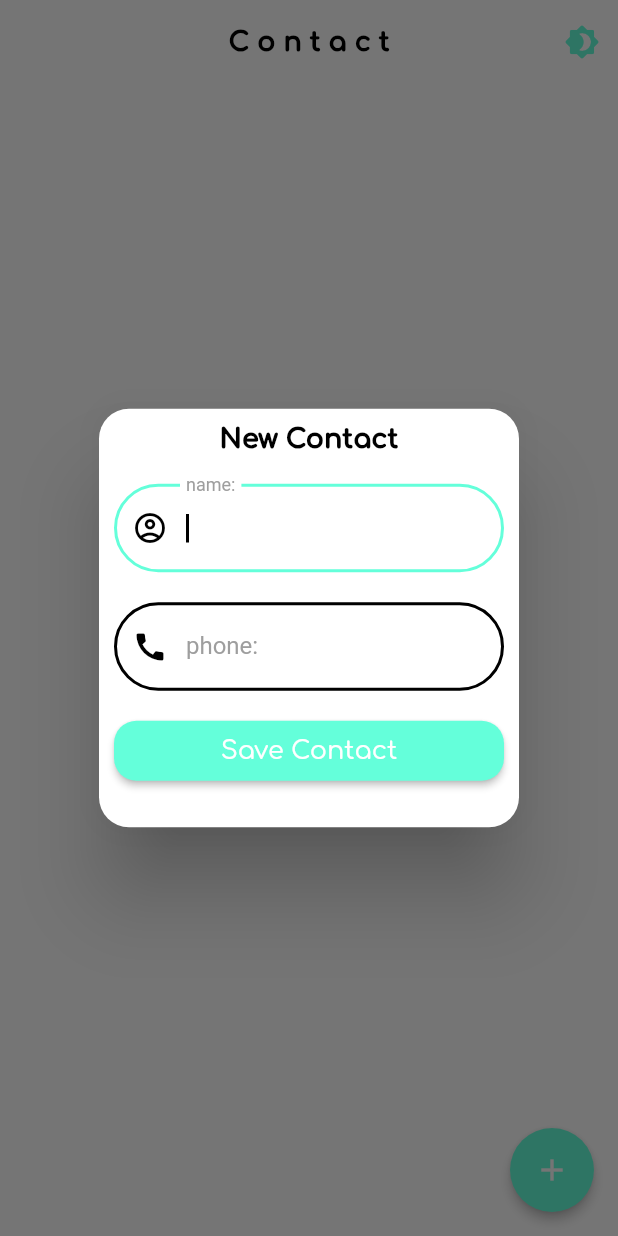
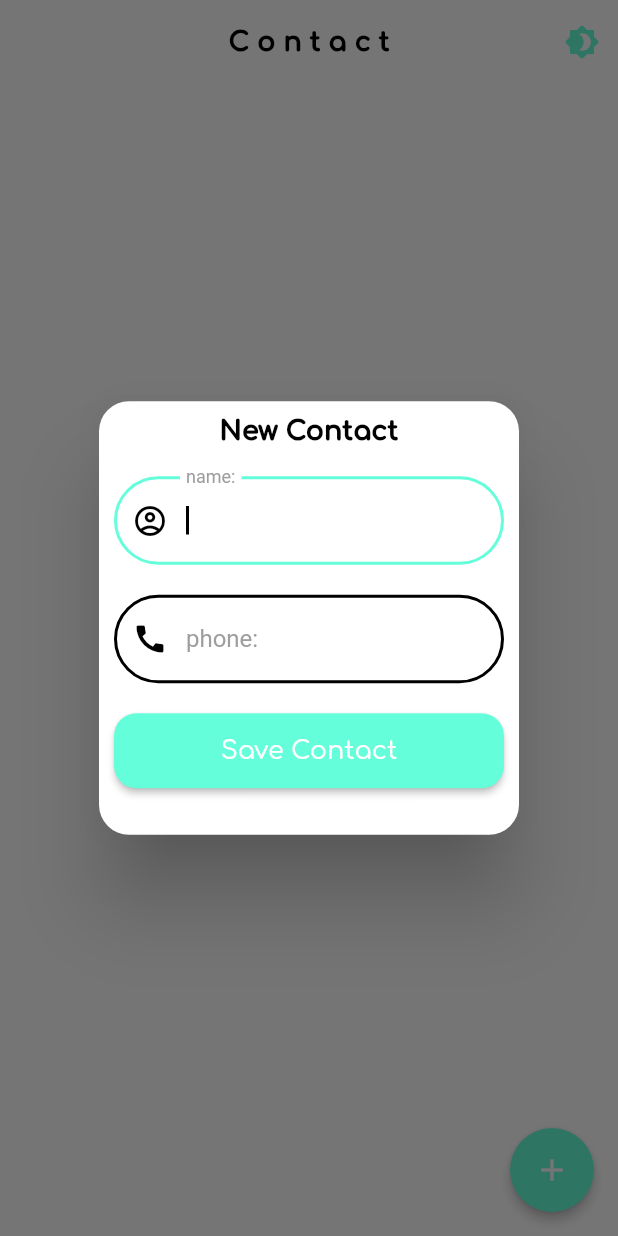
Before and after one commit to seniorman-dev/contacts_app, a Flutter app: the screen it shows after launch, after a tap on the "add" icon, on a phone screen of 412 x 824 dp. Run offline on Flutter 3.47's test engine with Material 2 defaults, Android fonts, the phone set to English and light mode, and no system bars; our stand-ins replace animated_splash_screen, cloud_firestore, faker, firebase_core, get, get_storage and 1 more; accounts and stored records are empty.

Commit message:
Latest Update

```diff
--- a/lib/screens/home_screen.dart
+++ b/lib/screens/home_screen.dart
@@ -136,7 +136,7 @@ class _HomeScreenState extends State<HomeScreen> {
             height: 20 //20
           ),
           SizedBox(
-            height: 40,  //50
+            height: 50,  //50
             width: double.infinity,
             child: ElevatedButton(
                 onPressed: () {
@@ -320,7 +320,7 @@ class _HomeScreenState extends State<HomeScreen> {
             height: 20
           ),
           SizedBox(
-            height: 40,  //50
+            height: 50,  //50
             width: double.infinity,
             child: ElevatedButton(
                 onPressed: () {
```
